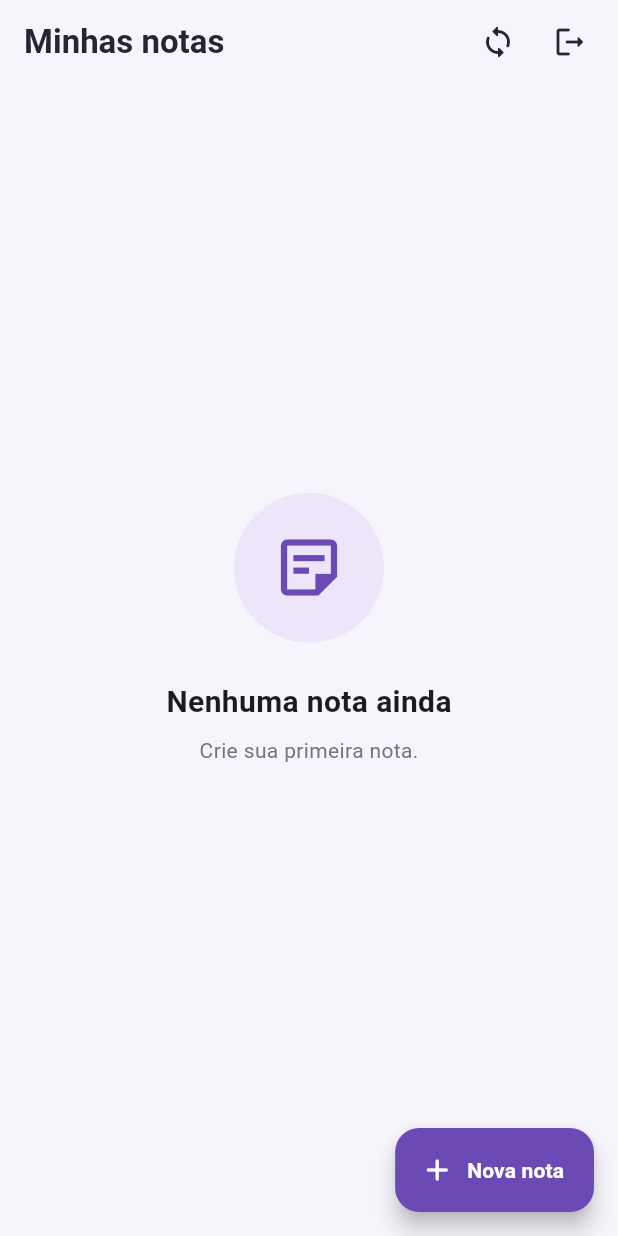
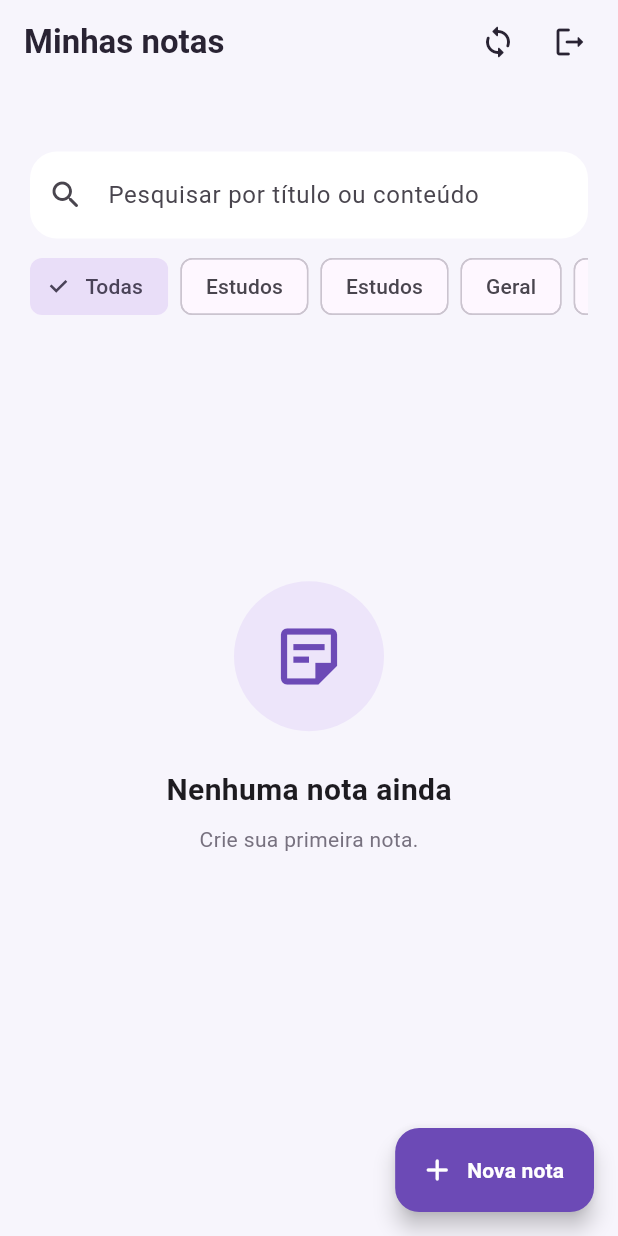
Before and after one commit to LopesBrendinha/bloco_de_nota_turma_B, a Flutter app: the NotesPage screen opened directly, on a phone screen of 412 x 824 dp. Run offline on Flutter 3.47's test engine with Material 3 defaults, Android fonts, the phone set to English and light mode, and no system bars; our stand-ins replace cloud_firestore, firebase_auth, firebase_core, sqflite; accounts and stored records are empty.

Commit message:
Adiciona pesquisa por título e conteúdo e filtro por categoria

```diff
--- a/lib/screens/notes_page.dart
+++ b/lib/screens/notes_page.dart
@@ -28,11 +28,31 @@ class _NotesPageState extends State<NotesPage> {
   // true enquanto a sincronização com a nuvem está em andamento.
   bool syncing = false;
 
+  // Pesquisa e filtro. A busca roda no SQLite, que após a sincronização
+  // tem uma cópia de todas as notas do usuário (inclusive as da nuvem).
+  final TextEditingController searchController = TextEditingController();
+
+  String query = '';
+
+  // null significa "Todas as categorias".
+  String? selectedCategory;
+
+  List<String> categories = [];
+
+  bool get isFiltering => query.trim().isNotEmpty || selectedCategory != null;
+
   @override
   void initState() {
     super.initState();
 
     start();
+  }
+
+  @override
+  void dispose() {
+    searchController.dispose();
+
+    super.dispose();
   }
 
   Future<void> start() async {
@@ -74,19 +94,37 @@ class _NotesPageState extends State<NotesPage> {
     // não podemos buscar as notas.
     if (user == null) return;
 
-    // Enviamos o UID para o banco local.
+    // As categorias alimentam os chips de filtro.
+    await database.ensureDefaultCategories(user.uid);
+
+    final categoryList = await database.getCategories(user.uid);
+
+    // Enviamos o UID, o texto da pesquisa e a categoria escolhida.
     //
-    // O banco irá buscar somente as notas
-    // pertencentes a esse usuário.
-    final result = await database.getNotes(user.uid);
+    // O banco irá buscar somente as notas desse usuário que combinam
+    // com o título ou o conteúdo digitado e com a categoria.
+    final result = await database.getNotes(
+      user.uid,
+      query: query,
+      category: selectedCategory,
+    );
 
     if (mounted) {
       // Atualizamos a lista utilizada
       // pela interface.
       setState(() {
+        categories = categoryList;
         notes = result;
       });
     }
+  }
+
+  void clearSearch() {
+    searchController.clear();
+
+    query = '';
+
+    loadNotes();
   }
 
   Future<void> deleteNote(Note note) async {
@@ -213,13 +251,83 @@ class _NotesPageState extends State<NotesPage> {
               style: const TextStyle(color: Color(0xFF77717F), fontSize: 13),
             ),
 
-            const SizedBox(height: 20),
+            const SizedBox(height: 16),
+
+            // Campo de pesquisa por título ou conteúdo.
+            TextField(
+              controller: searchController,
+
+              onChanged: (value) {
+                query = value;
+
+                loadNotes();
+              },
+
+              decoration: InputDecoration(
+                hintText: 'Pesquisar por título ou conteúdo',
+                prefixIcon: const Icon(Icons.search_rounded),
+                suffixIcon: query.isEmpty
+                    ? null
+                    : IconButton(
+                        tooltip: 'Limpar pesquisa',
+                        onPressed: clearSearch,
+                        icon: const Icon(Icons.close_rounded),
+                      ),
+              ),
+            ),
+
+            const SizedBox(height: 12),
+
+            // Filtro por categoria.
+            SizedBox(
+              height: 40,
+
+              child: ListView(
+                scrollDirection: Axis.horizontal,
+
+                children: [
+                  Padding(
+                    padding: const EdgeInsets.only(right: 8),
+
+                    child: ChoiceChip(
+                      label: const Text('Todas'),
+                      selected: selectedCategory == null,
+                      onSelected: (_) {
+                        selectedCategory = null;
+
+                        loadNotes();
+                      },
+                    ),
+                  ),
+
+                  for (final category in categories)
+                    Padding(
+                      padding: const EdgeInsets.only(right: 8),
+
+                      child: ChoiceChip(
+                        label: Text(category),
+                        selected: selectedCategory == category,
+                        onSelected: (_) {
+                          selectedCategory = category;
+
+                          loadNotes();
+                        },
+                      ),
+                    ),
+                ],
+              ),
+            ),
+
+            const SizedBox(height: 12),
 
             if (notes.isEmpty)
               Expanded(
+                // O SingleChildScrollView evita faixa de erro de layout
+                // quando o teclado da pesquisa reduz o espaço da tela.
                 child: Center(
+                  child: SingleChildScrollView(
                   child: Column(
-                    mainAxisAlignment: MainAxisAlignment.center,
+                    mainAxisSize: MainAxisSize.min,
 
                     children: [
                       Container(
@@ -240,9 +348,9 @@ class _NotesPageState extends State<NotesPage> {
 
                       const SizedBox(height: 25),
 
-                      const Text(
-                        'Nenhuma nota ainda',
-                        style: TextStyle(
+                      Text(
+                        isFiltering ? 'Nenhum resultado' : 'Nenhuma nota ainda',
+                        style: const TextStyle(
                           fontSize: 20,
                           fontWeight: FontWeight.bold,
                         ),
@@ -250,11 +358,14 @@ class _NotesPageState extends State<NotesPage> {
 
                       const SizedBox(height: 8),
 
-                      const Text(
-                        'Crie sua primeira nota.',
-                        style: TextStyle(color: Color(0xFF77717F)),
+                      Text(
+                        isFiltering
+                            ? 'Tente outro termo ou outra categoria.'
+                            : 'Crie sua primeira nota.',
+                        style: const TextStyle(color: Color(0xFF77717F)),
                       ),
                     ],
+                  ),
                   ),
                 ),
               )
```
